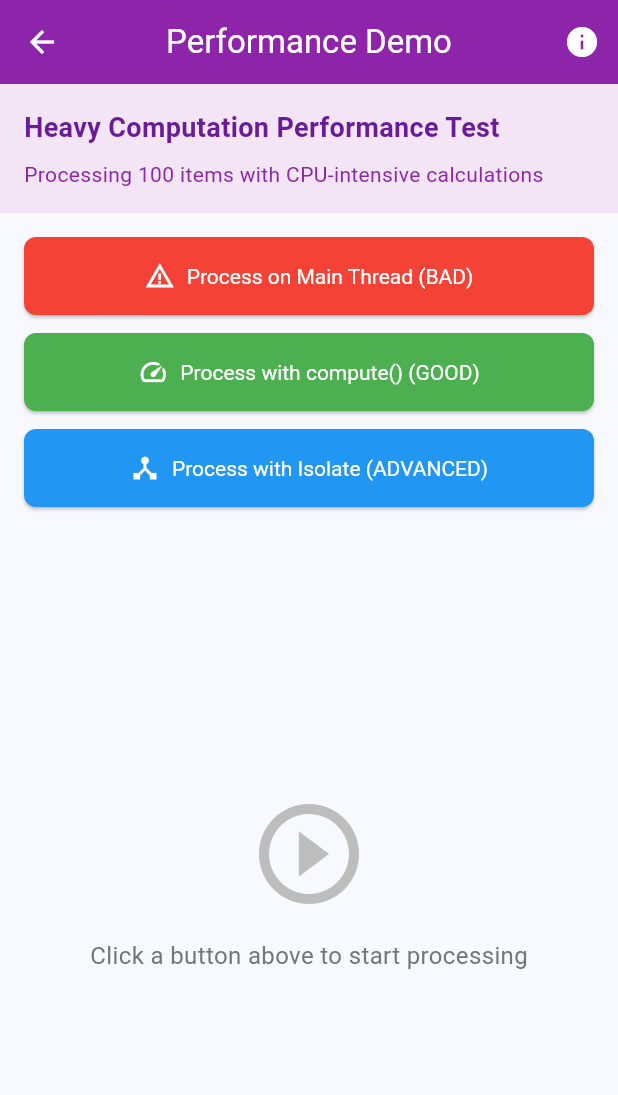
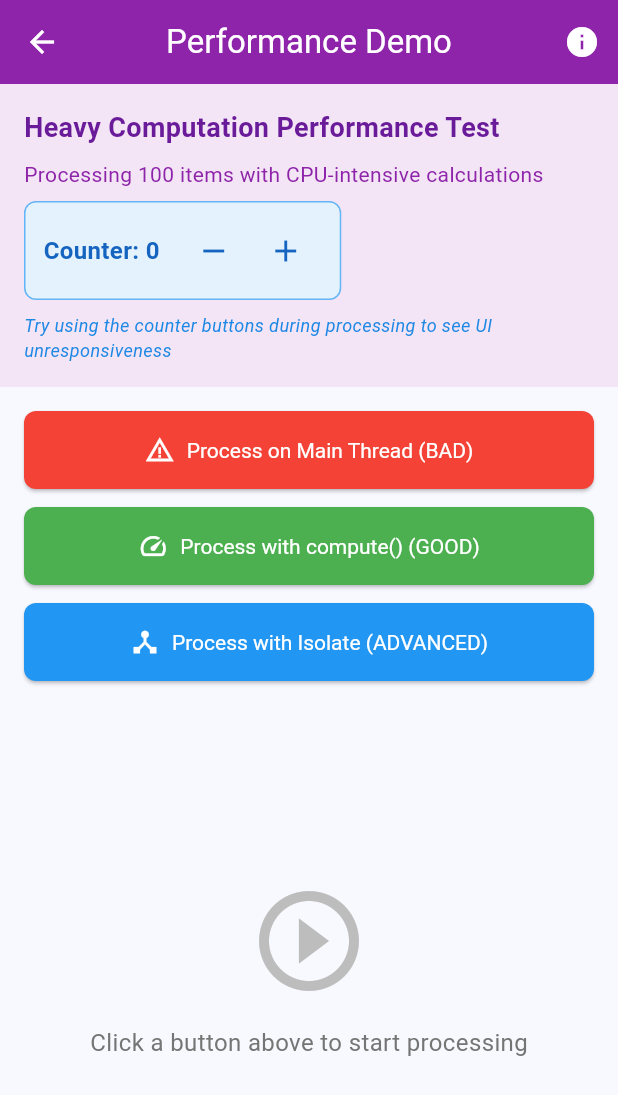
Before and after one commit to masrurimz/luar_sekolah_lms, a Flutter app: the PerformanceDemoPage screen opened by its route, on a phone screen of 412 x 824 dp. Shown: the top 1095 px of the screen. Run offline on Flutter 3.47's test engine with Material 3 defaults, Android fonts, the phone set to English and light mode, and no system bars; our stand-ins replace cloud_firestore, dio, firebase_auth, firebase_core, firebase_messaging, flutter_local_notifications and 3 more; accounts and stored records are empty; generated files the repository leaves out were written again.

Commit message:
feat: add simple counter to demonstrate UI freezing during processing
- Added a simple counter with increment/decrement buttons
- Counter buttons are disabled during processing to clearly show UI unresponsiveness
- Updated info dialog with instructions for using the counter
- Counter clearly demonstrates the difference between main thread processing and background processing

```diff
--- a/lib/week11/presentation/pages/performance_demo_page.dart
+++ b/lib/week11/presentation/pages/performance_demo_page.dart
@@ -20,6 +20,7 @@ class _PerformanceDemoPageState extends State<PerformanceDemoPage>
   bool isProcessing = false;
   String processTime = '';
   String currentMethod = '';
+  int counter = 0; // Simple counter to demonstrate UI freezing
   late AnimationController _animationController;
   late Animation<double> _animation;
 
@@ -79,6 +80,49 @@ class _PerformanceDemoPageState extends State<PerformanceDemoPage>
                 Text(
                   'Processing 100 items with CPU-intensive calculations',
                   style: TextStyle(fontSize: 14, color: Colors.purple[600]),
+                ),
+                SizedBox(height: 8),
+                // Simple counter to demonstrate UI freezing
+                Container(
+                  padding: EdgeInsets.symmetric(horizontal: 12, vertical: 8),
+                  decoration: BoxDecoration(
+                    color: Colors.blue[50],
+                    borderRadius: BorderRadius.circular(8),
+                    border: Border.all(color: Colors.blue[300]!),
+                  ),
+                  child: Row(
+                    mainAxisSize: MainAxisSize.min,
+                    children: [
+                      Text(
+                        'Counter: $counter',
+                        style: TextStyle(
+                          fontSize: 16,
+                          fontWeight: FontWeight.bold,
+                          color: Colors.blue[800],
+                        ),
+                      ),
+                      SizedBox(width: 12),
+                      IconButton(
+                        icon: Icon(Icons.remove, color: Colors.blue[800]),
+                        onPressed: isProcessing ? null : () => setState(() => counter--),
+                        tooltip: 'Decrement counter',
+                      ),
+                      IconButton(
+                        icon: Icon(Icons.add, color: Colors.blue[800]),
+                        onPressed: isProcessing ? null : () => setState(() => counter++),
+                        tooltip: 'Increment counter',
+                      ),
+                    ],
+                  ),
+                ),
+                SizedBox(height: 8),
+                Text(
+                  'Try using the counter buttons during processing to see UI unresponsiveness',
+                  style: TextStyle(
+                    fontSize: 12,
+                    color: Colors.blue[600],
+                    fontStyle: FontStyle.italic,
+                  ),
                 ),
                 if (processTime.isNotEmpty) ...[
                   SizedBox(height: 8),
@@ -425,6 +469,20 @@ class _PerformanceDemoPageState extends State<PerformanceDemoPage>
               '• Look for red bars in DevTools indicating frame drops (>16ms per frame)',
               style: TextStyle(fontSize: 12),
             ),
+            SizedBox(height: 16),
+            Text(
+              'Interactive Counter:',
+              style: TextStyle(fontWeight: FontWeight.bold),
+            ),
+            SizedBox(height: 8),
+            Text(
+              '• Try incrementing/decrementing the counter during processing',
+              style: TextStyle(fontSize: 12),
+            ),
+            Text(
+              '• The counter buttons will be disabled during processing, demonstrating UI unresponsiveness',
+              style: TextStyle(fontSize: 12),
+            ),
           ],
         ),
         actions: [
```
